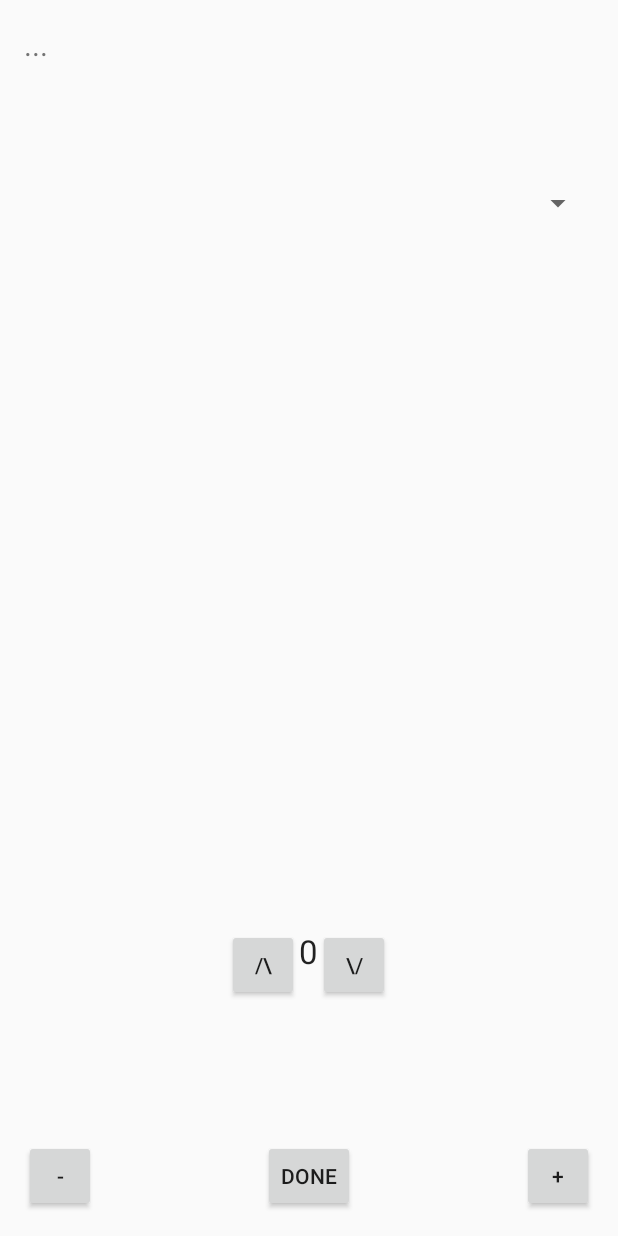
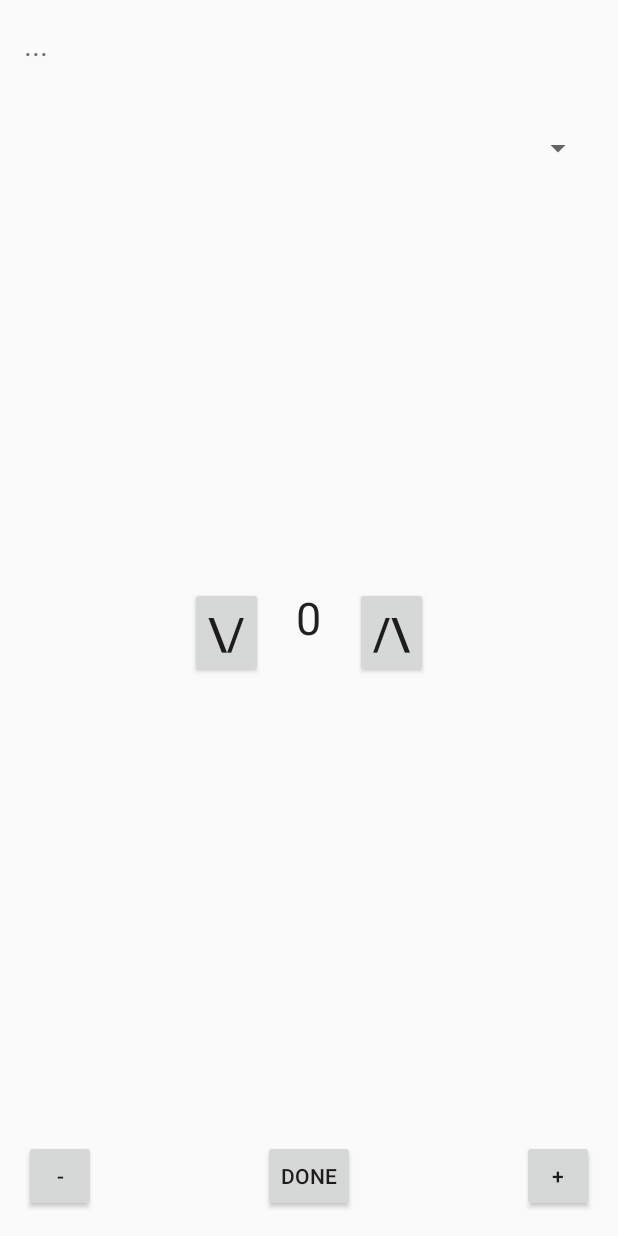
Before and after one commit to Azzazy/KidsCode, an Android app: the CoinsActivity screen opened directly, with no data from a screen before it, on a phone screen of 412 x 824 dp. Run offline under Robolectric (Android 15) with nearby library versions, the phone set to English and light mode, and no system bars; 2 statements that could not run were skipped.

Commit message:
Amost Finished

```diff
--- a/app/src/main/res/layout/activity_actions.xml
+++ b/app/src/main/res/layout/activity_actions.xml
@@ -14,9 +14,9 @@
         android:singleLine="false"
         android:text="Coins"
         android:textSize="30dp"
-        android:layout_marginTop="89dp"
         android:layout_alignParentTop="true"
-        android:layout_centerHorizontal="true" />
+        android:layout_centerHorizontal="true"
+        android:layout_marginTop="25dp" />
 
     <Button
         android:id="@+id/bEnd"
@@ -27,7 +27,7 @@
         android:layout_alignParentBottom="true"
         android:layout_alignLeft="@+id/bShowCoin"
         android:layout_alignStart="@+id/bShowCoin"
-        android:layout_marginBottom="89dp" />
+        android:layout_marginBottom="24dp" />
 
     <Button
         android:id="@+id/bShowCoin"
--- a/app/src/main/res/layout/activity_coins.xml
+++ b/app/src/main/res/layout/activity_coins.xml
@@ -46,13 +46,13 @@
         android:layout_centerHorizontal="true" />
 
     <Spinner
-        android:layout_width="wrap_content"
+        android:layout_width="match_parent"
         android:layout_height="wrap_content"
         android:id="@+id/spinner"
-        android:layout_marginTop="80dp"
         android:layout_below="@+id/tvLogCoin"
-        android:layout_alignParentRight="true"
-        android:layout_alignParentEnd="true" />
+        android:layout_alignParentLeft="true"
+        android:layout_alignParentStart="true"
+        android:layout_marginTop="43dp" />
 
     <TextView
         android:layout_width="wrap_content"
@@ -60,9 +60,9 @@
         android:textAppearance="?android:attr/textAppearanceLarge"
         android:text="0"
         android:id="@+id/tvCoinCounter"
-        android:layout_above="@+id/bDoneCoins"
-        android:layout_centerHorizontal="true"
-        android:layout_marginBottom="111dp" />
+        android:textSize="30dp"
+        android:layout_centerVertical="true"
+        android:layout_centerHorizontal="true" />
 
     <Button
         style="?android:attr/buttonStyleSmall"
@@ -70,9 +70,10 @@
         android:layout_height="wrap_content"
         android:text="/\\"
         android:id="@+id/bPlus"
+        android:textSize="30dp"
         android:layout_alignTop="@+id/tvCoinCounter"
-        android:layout_toLeftOf="@+id/tvCoinCounter"
-        android:layout_toStartOf="@+id/tvCoinCounter" />
+        android:layout_toRightOf="@+id/bDoneCoins"
+        android:layout_toEndOf="@+id/bDoneCoins" />
 
     <Button
         style="?android:attr/buttonStyleSmall"
@@ -80,8 +81,9 @@
         android:layout_height="wrap_content"
         android:text="\\/"
         android:id="@+id/bMinus"
+        android:textSize="30dp"
         android:layout_alignTop="@+id/tvCoinCounter"
-        android:layout_toRightOf="@+id/tvCoinCounter"
-        android:layout_toEndOf="@+id/tvCoinCounter" />
+        android:layout_toLeftOf="@+id/bDoneCoins"
+        android:layout_toStartOf="@+id/bDoneCoins" />
 
 </RelativeLayout>
--- /dev/null
+++ b/core-3.2.0/build.gradle
@@ -0,0 +1,2 @@
+configurations.create("default")
+artifacts.add("default", file('core-3.2.0.jar'))
--- a/settings.gradle
+++ b/settings.gradle
@@ -1 +1 @@
-include ':app'
+include ':app', ':core-3.2.0'
```
Also changed, not shown: app/src/main/java/com/mohamedazzazy/test/kidscode/KidInfoActivity.java (+6 -1 lines), app/src/main/java/com/mohamedazzazy/test/kidscode/MainActivity.java (+1 -1 lines), app/src/main/java/com/mohamedazzazy/test/kidscode/ShowCoinActivity.java (+2 -9 lines), app/src/main/java/com/mohamedazzazy/test/kidscode/java/FullKid.java (+1 -1 lines), app/src/main/java/com/mohamedazzazy/test/kidscode/java/Kid.java (+3 -3 lines), app/src/main/java/com/mohamedazzazy/test/kidscode/java/Rearrange.java (+1 -1 lines), app/src/main/res/layout/activity_main.xml (+8 -8 lines), app/src/main/res/layout/activity_normal_att.xml (+6 -11 lines), app/src/main/res/xml/prefrences.xml (+3 -4 lines), app/src/main/java/com/mohamedazzazy/test/kidscode/NormalAttActivity.java (line endings or trailing spaces), 4 other files.
